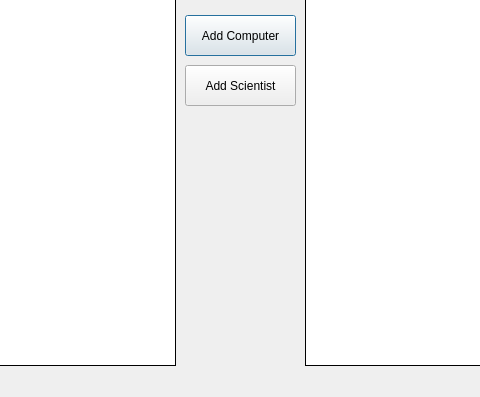
First picture: the form in Verkefni_3/programwindow.ui, repository Verklegt/Lokaverkefni, before the edit; both pictures show x 375 to 855 and y 185 to 582 of the 1159 by 582 pixel window.
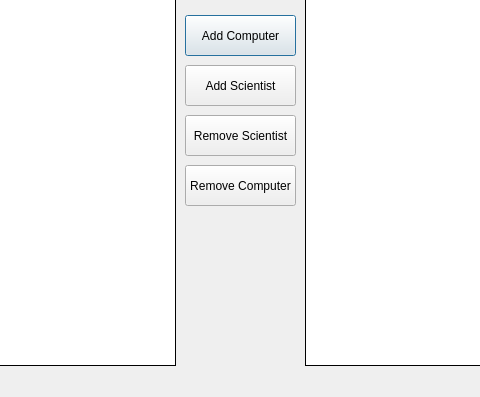
Second picture: the form after the edit.

```diff
--- a/Verkefni_3/programwindow.ui
+++ b/Verkefni_3/programwindow.ui
@@ -208,6 +208,32 @@
     <string>&lt;h2&gt;Scientists&lt;/h2&gt;</string>
    </property>
   </widget>
+  <widget class="QPushButton" name="button_remove_scientist">
+   <property name="geometry">
+    <rect>
+     <x>560</x>
+     <y>300</y>
+     <width>111</width>
+     <height>41</height>
+    </rect>
+   </property>
+   <property name="text">
+    <string>Remove Scientist</string>
+   </property>
+  </widget>
+  <widget class="QPushButton" name="button_remove_computer">
+   <property name="geometry">
+    <rect>
+     <x>560</x>
+     <y>350</y>
+     <width>111</width>
+     <height>41</height>
+    </rect>
+   </property>
+   <property name="text">
+    <string>Remove Computer</string>
+   </property>
+  </widget>
  </widget>
  <resources/>
  <connections/>
```
Left out of the diff: 6 changed lines with no effect on the pictures.
